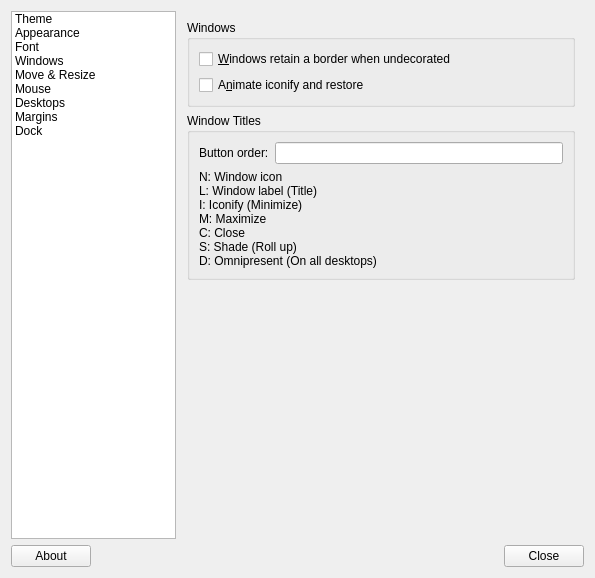
First picture: the form in src/obconf.ui, repository stefonarch/labwc-conf, before the edit.
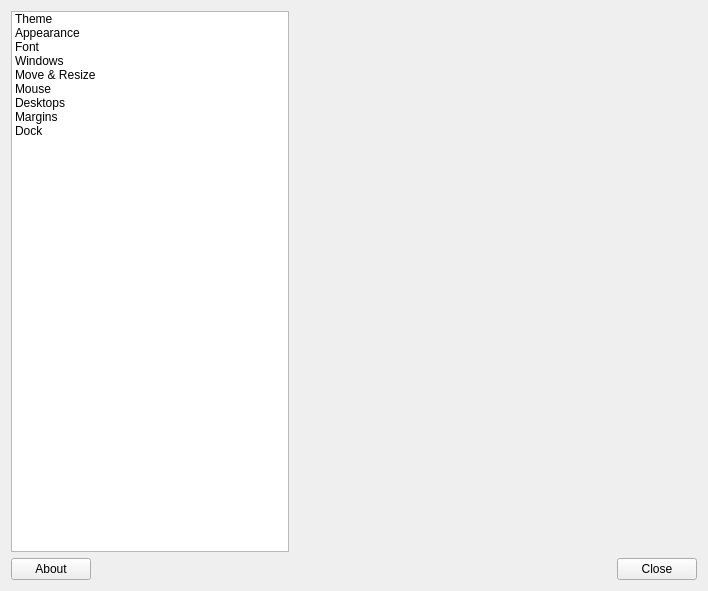
Second picture: the form after the edit. The open tabs and pages were chosen to show the change. Custom widgets are drawn as their Qt base class.

The edit to the form file:
```diff
--- a/src/obconf.ui
+++ b/src/obconf.ui
@@ -6,8 +6,8 @@
    <rect>
     <x>0</x>
     <y>0</y>
-    <width>595</width>
-    <height>578</height>
+    <width>708</width>
+    <height>591</height>
    </rect>
   </property>
   <property name="windowTitle">
@@ -95,76 +95,7 @@
         </layout>
        </widget>
        <widget class="QWidget" name="appearancePage">
-        <layout class="QVBoxLayout" name="verticalLayout_4">
-         <item>
-          <widget class="QGroupBox" name="groupBox">
-           <property name="title">
-            <string>Windows</string>
-           </property>
-           <layout class="QVBoxLayout" name="verticalLayout_3">
-            <item>
-             <widget class="QCheckBox" name="window_border">
-              <property name="text">
-               <string>&amp;Windows retain a border when undecorated</string>
-              </property>
-             </widget>
-            </item>
-            <item>
-             <widget class="QCheckBox" name="animate_iconify">
-              <property name="text">
-               <string>A&amp;nimate iconify and restore</string>
-              </property>
-             </widget>
-            </item>
-           </layout>
-          </widget>
-         </item>
-         <item>
-          <widget class="QGroupBox" name="groupBox_2">
-           <property name="title">
-            <string>Window Titles</string>
-           </property>
-           <layout class="QFormLayout" name="formLayout_2">
-            <item row="0" column="0">
-             <widget class="QLabel" name="label">
-              <property name="text">
-               <string>Button order:</string>
-              </property>
-             </widget>
-            </item>
-            <item row="0" column="1">
-             <widget class="QLineEdit" name="title_layout"/>
-            </item>
-            <item row="1" column="0" colspan="2">
-             <widget class="QLabel" name="label_35">
-              <property name="text">
-               <string>N: Window icon
-L: Window label (Title)
-I: Iconify (Minimize)
-M: Maximize
-C: Close
-S: Shade (Roll up)
-D: Omnipresent (On all desktops)</string>
-              </property>
-             </widget>
-            </item>
-           </layout>
-          </widget>
-         </item>
-         <item>
-          <spacer name="verticalSpacer_4">
-           <property name="orientation">
-            <enum>Qt::Vertical</enum>
-           </property>
-           <property name="sizeHint" stdset="0">
-            <size>
-             <width>20</width>
-             <height>40</height>
-            </size>
-           </property>
-          </spacer>
-         </item>
-        </layout>
+        <layout class="QVBoxLayout" name="verticalLayout_4"/>
        </widget>
        <widget class="QWidget" name="fontPage">
         <layout class="QFormLayout" name="formLayout">
```
Left out of the diff: 4 changed lines with no effect on the pictures.
